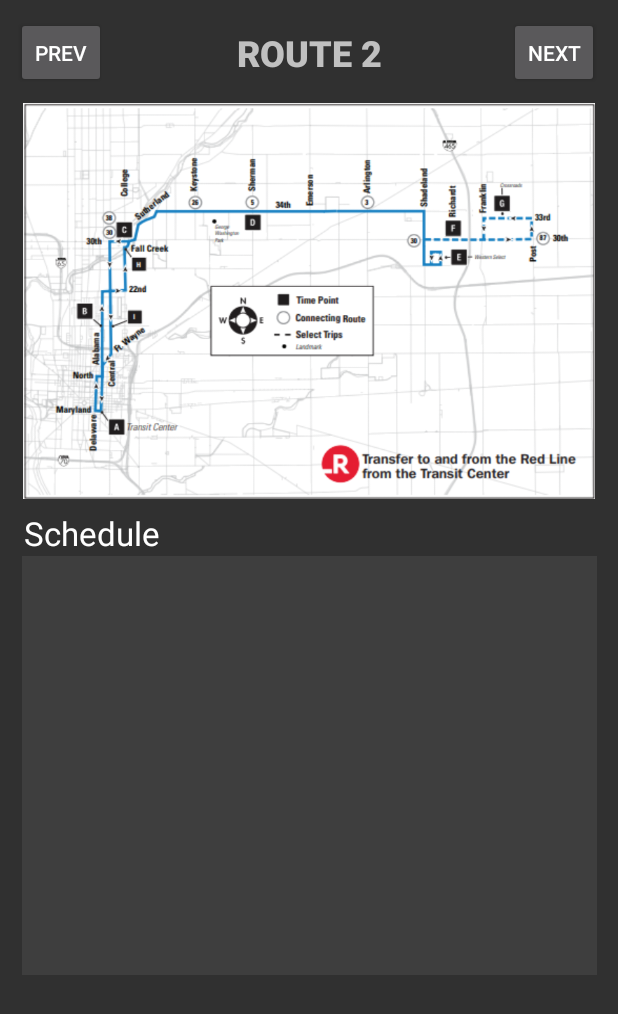
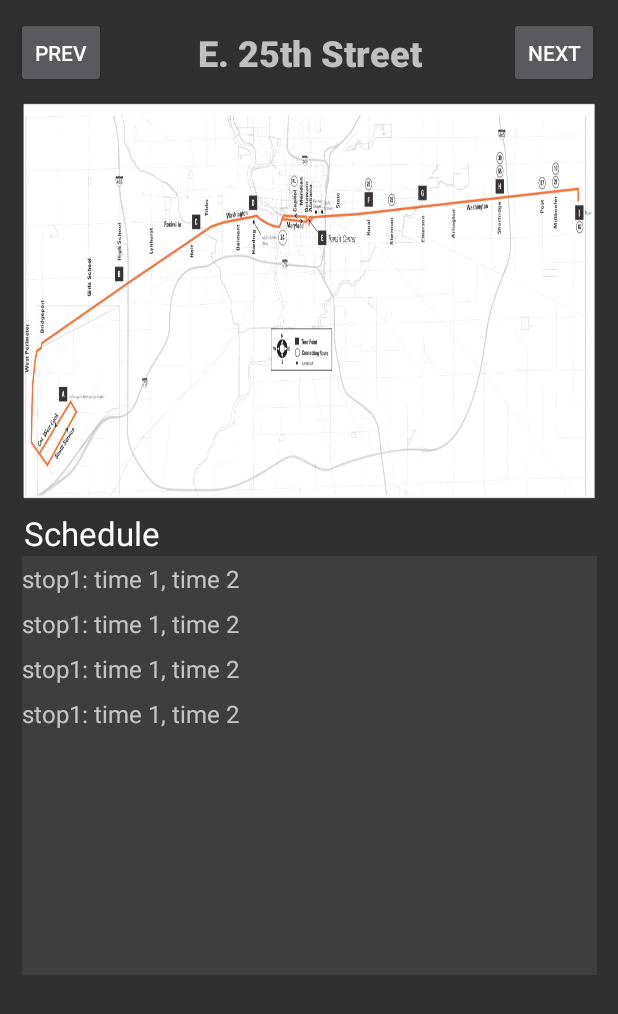
Before and after one commit to n-sudo/ProTeam-Transportation-08, an Android app: the BusRoutesActivity screen opened directly, with no data from a screen before it, on a phone screen of 412 x 824 dp. Shown: the top 1014 px of the screen. Run offline under Robolectric (Android 15) with nearby library versions, the light colour scheme and no system bars.

Commit message:
"recycler view now working (kinda)"

```diff
--- a/app/src/main/java/com/example/quicksmart/BusRoutesActivity.java
+++ b/app/src/main/java/com/example/quicksmart/BusRoutesActivity.java
@@ -12,9 +12,9 @@ import androidx.recyclerview.widget.RecyclerView;
 
 public class BusRoutesActivity extends AppCompatActivity {
 
-    private int routeNumber = 2;
+    private int routeNumber = 22;
 
-
+    private RecyclerView recyclerView;
     private TextView routeTitle;
     private ImageView routeMap;
     private Button next;
@@ -92,14 +92,99 @@ public class BusRoutesActivity extends AppCompatActivity {
 
     // name, time1, time2, ...
     private stop[][] schedules = {
-
-        { // route schedule name
-            new stop("stop1", new String[] {"time 1", "time 2"}),
-            new stop("stop2", new String[] {"time 1", "time 2"}),
-            new stop("stop3", new String[] {"time 1", "time 2"}),
-            new stop("stop4", new String[] {"time 1", "time 2"})
+        { // placeholder
+            new stop((String) "stop1", new String[] {"time 1", "time 2"}),
+        },
+        { // placeholder
+            new stop((String) "stop1", new String[] {"time 1", "time 2"}),
+        },
+        { // placeholder
+            new stop((String) "stop1", new String[] {"time 1", "time 2"}),
+        },
+        { // placeholder
+            new stop((String) "stop1", new String[] {"time 1", "time 2"}),
+        },
+        { // placeholder
+            new stop((String) "stop1", new String[] {"time 1", "time 2"}),
+        },
+        { // placeholder
+            new stop((String) "stop1", new String[] {"time 1", "time 2"}),
+        },
+        { // placeholder
+            new stop((String) "stop1", new String[] {"time 1", "time 2"}),
+        },
+        { // placeholder
+            new stop((String) "stop1", new String[] {"time 1", "time 2"}),
+        },
+        { // placeholder
+            new stop((String) "stop1", new String[] {"time 1", "time 2"}),
+        },
+        { // placeholder
+            new stop((String) "stop1", new String[] {"time 1", "time 2"}),
+        },
+        { // placeholder
+            new stop((String) "stop1", new String[] {"time 1", "time 2"}),
+        },
+        { // placeholder
+            new stop((String) "stop1", new String[] {"time 1", "time 2"}),
+        },
+        { // placeholder
+            new stop((String) "stop1", new String[] {"time 1", "time 2"}),
+        },
+        { // placeholder
+            new stop((String) "stop1", new String[] {"time 1", "time 2"}),
+        },
+        { // placeholder
+            new stop((String) "stop1", new String[] {"time 1", "time 2"}),
+        },
+        { // placeholder
+            new stop((String) "stop1", new String[] {"time 1", "time 2"}),
+        },
+        { // placeholder
+            new stop((String) "stop1", new String[] {"time 1", "time 2"}),
+        },
+        { // placeholder
+            new stop((String) "stop1", new String[] {"time 1", "time 2"}),
+        },
+        { // placeholder
+            new stop((String) "stop1", new String[] {"time 1", "time 2"}),
+        },
+        { // placeholder
+            new stop((String) "stop1", new String[] {"time 1", "time 2"}),
+        },
+        { // placeholder
+            new stop((String) "stop1", new String[] {"time 1", "time 2"}),
+        },
+        { // Schedule 0: E.25th
+            new stop((String) "stop1", new String[] {"time 1", "time 2"}),
+            new stop((String) "stop2", new String[] {"time 1", "time 2"}),
+            new stop((String) "stop3", new String[] {"time 1", "time 2"}),
+            new stop((String) "stop4", new String[] {"time 1", "time 2", "time 3", "time 4"})
+        },
+        { // placeholder
+            new stop((String) "stop1", new String[] {"time 1", "time 2"}),
+        },
+        { // placeholder
+            new stop((String) "stop1", new String[] {"time 1", "time 2"}),
+        },
+        { // placeholder
+            new stop((String) "stop1", new String[] {"time 1", "time 2"}),
+        },
+        { // placeholder
+            new stop((String) "stop1", new String[] {"time 1", "time 2"}),
+        },
+        { // placeholder
+            new stop((String) "stop1", new String[] {"time 1", "time 2"}),
+        },
+        { // placeholder
+            new stop((String) "stop1", new String[] {"time 1", "time 2"}),
+        },
+        { // placeholder
+            new stop((String) "stop1", new String[] {"time 1", "time 2"}),
+        },
+        { // placeholder
+            new stop((String) "stop1", new String[] {"time 1", "time 2"}),
         }
-
     };
 
     @Override
@@ -109,11 +194,11 @@ public class BusRoutesActivity extends AppCompatActivity {
 
         // setup the route title
         routeTitle = (TextView) findViewById(R.id.routeTitle);
-        routeTitle.setText("ROUTE " + routeNumber);
+        routeTitle.setText(routeNames[routeNumber]);
 
         // setup the imageview for the route map
         routeMap = (ImageView) findViewById(R.id.routeMap);
-        routeMap.setImageResource(R.drawable.route2);
+        routeMap.setImageResource(routeMaps[routeNumber - 1]);
 
         // setup next route button
         next = (Button) findViewById(R.id.nextRoute);
@@ -134,10 +219,10 @@ public class BusRoutesActivity extends AppCompatActivity {
         });
 
         // setup the recycler view (will crash the app)
-        ScheduleAdapter scheduleAdapter = new ScheduleAdapter(schedules[1]);
-        RecyclerView recyclerView = (RecyclerView) findViewById(R.id.recyclerView2);
+        ScheduleAdapter scheduleAdapter = new ScheduleAdapter(schedules[routeNumber - 1]);
+        recyclerView = (RecyclerView) findViewById(R.id.recyclerView2);
         recyclerView.setLayoutManager(new LinearLayoutManager(this));
-        //recyclerView.setAdapter(scheduleAdapter);
+        recyclerView.setAdapter(scheduleAdapter);
 
     }
 
@@ -169,6 +254,8 @@ public class BusRoutesActivity extends AppCompatActivity {
 
         routeTitle.setText(routeNames[routeNumber]);
         routeMap.setImageResource(routeMaps[(routeNumber)]);
+        ScheduleAdapter scheduleAdapter = new ScheduleAdapter(schedules[routeNumber - 1]);
+        recyclerView.setAdapter(scheduleAdapter);
 
     }
 
--- a/app/src/main/java/com/example/quicksmart/ScheduleAdapter.java
+++ b/app/src/main/java/com/example/quicksmart/ScheduleAdapter.java
@@ -10,9 +10,17 @@ import androidx.recyclerview.widget.RecyclerView;
 
 /* https://www.javatpoint.com/android-recyclerview-list-example */
 
-public class ScheduleAdapter extends RecyclerView.Adapter {
+public class ScheduleAdapter extends RecyclerView.Adapter<ScheduleAdapter.ViewHolder> {
 
     private stop[] stops;
+
+    class ViewHolder extends RecyclerView.ViewHolder {
+        public TextView text;
+        public ViewHolder(View itemView) {
+            super(itemView);
+            this.text = (TextView) itemView.findViewById(R.id.textView);
+        }
+    }
 
     public ScheduleAdapter(stop[] stops){
 
@@ -22,31 +30,28 @@ public class ScheduleAdapter extends RecyclerView.Adapter {
 
     @NonNull
     @Override
-    public RecyclerView.ViewHolder onCreateViewHolder(@NonNull ViewGroup parent, int viewType) {
+    public ViewHolder onCreateViewHolder(@NonNull ViewGroup parent, int viewType) {
         LayoutInflater layoutInflater = LayoutInflater.from(parent.getContext());
         View listItem = layoutInflater.inflate(R.layout.list_item, parent, false);
         ViewHolder viewHolder = new ViewHolder(listItem);
         return viewHolder;
     }
 
+    @Override
+    public void onBindViewHolder(ScheduleAdapter.ViewHolder holder, int position) {
 
-    @Override
-    public void onBindViewHolder(RecyclerView.ViewHolder holder, int position){
-
+        holder.text.setText(stops[position].getName() + ": " + stops[position].getTimesString());
 
     }
 
     @Override
     public int getItemCount() {
-        return 0;
+
+        return stops.length;
+
     }
 
-    public static class ViewHolder extends RecyclerView.ViewHolder {
-        public TextView text;
-        public ViewHolder(View itemView) {
-            super(itemView);
-            this.text = (TextView) itemView.findViewById(R.id.textView);
-        }
-    }
+
+
 
 }
--- a/app/src/main/java/com/example/quicksmart/stop.java
+++ b/app/src/main/java/com/example/quicksmart/stop.java
@@ -18,4 +18,34 @@ public class stop {
 
     }
 
+    public static String[] getTimes(){
+
+        return times;
+
+    }
+
+    public static String getTimesString(){
+
+        String timeString = "";
+
+        for(int i = 0; i < times.length; i++){
+
+            timeString = timeString + times[i];
+
+            if((i+1) == times.length){
+
+                timeString = timeString + " ";
+
+            }else{
+
+                timeString = timeString + ", ";
+
+            }
+
+        }
+
+        return timeString;
+
+    }
+
 }
--- a/app/src/main/res/layout/list_item.xml
+++ b/app/src/main/res/layout/list_item.xml
@@ -2,26 +2,13 @@
 <RelativeLayout xmlns:android="http://schemas.android.com/apk/res/android"
     android:id="@+id/relativeLayout"
     android:layout_width="match_parent"
-    android:layout_height="?android:attr/listPreferredItemHeightLarge">
-
-<ImageView
-        android:id="@+id/imageView"
-        android:layout_width="wrap_content"
-        android:layout_height="wrap_content"
-        android:layout_centerVertical="true"
-        android:layout_alignParentStart="true"
-        android:layout_alignParentLeft="true"
-        android:layout_marginStart="@dimen/activity_horizontal_margin"
-        android:layout_marginEnd="@dimen/activity_horizontal_margin"
-        android:contentDescription="Icon" />
+    android:layout_height="30dp">
 
     <TextView
         android:id="@+id/textView"
         android:layout_width="wrap_content"
-        android:layout_height="match_parent"
-        android:layout_toEndOf="@id/imageView"
-        android:layout_toRightOf="@id/imageView"
+        android:layout_height="30dp"
         android:gravity="center_vertical"
-        android:textSize="16sp"/>
+        android:textSize="16dp" />
 
 </RelativeLayout>
```
